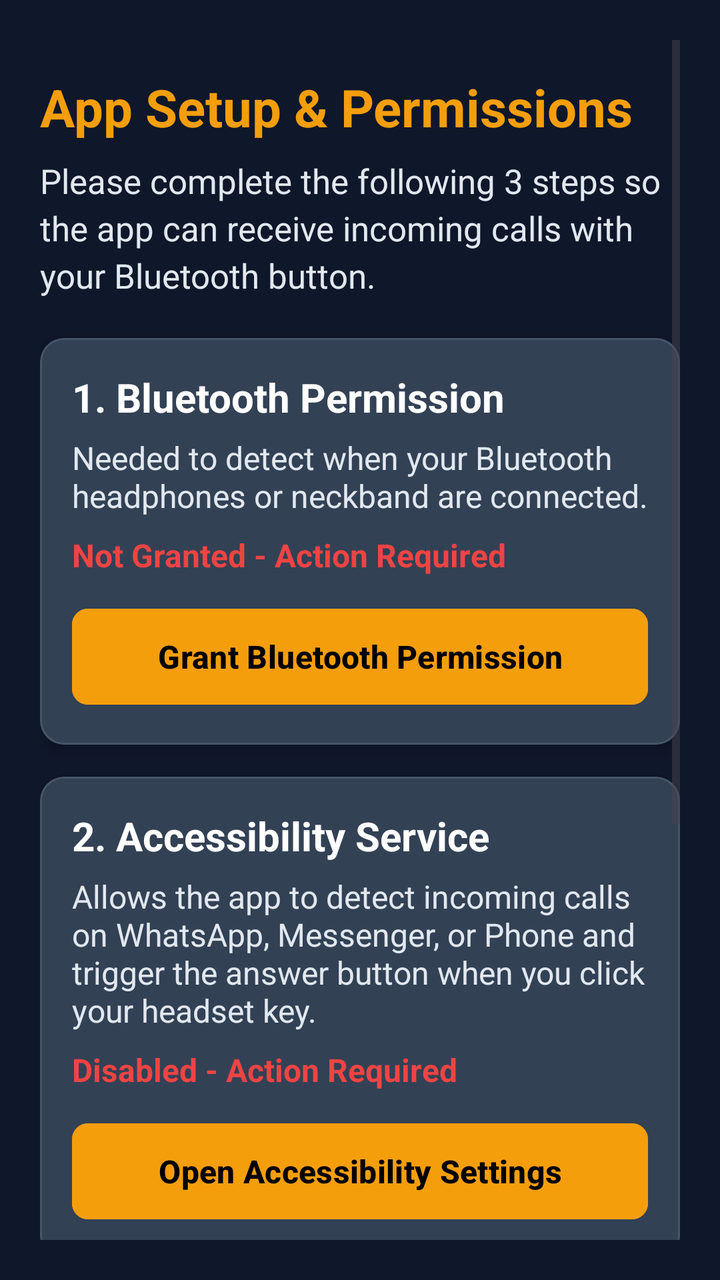
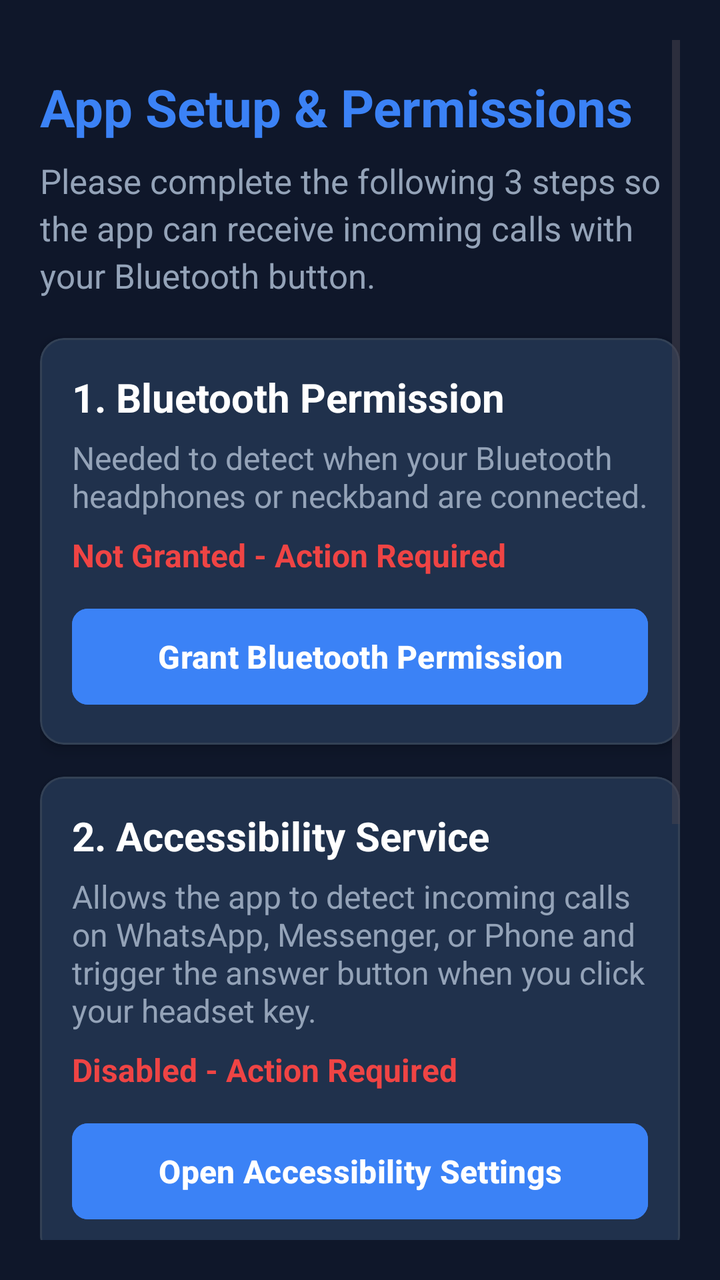

Before-and-after screenshots of an Android layout around one commit, followed by the original layout XML and the change that was made.
<!-- AndroidManifest.xml: application theme Theme.BTReceiveCall -->
<!-- res/layout/activity_onboarding.xml -->
<?xml version="1.0" encoding="utf-8"?>
<ScrollView xmlns:android="http://schemas.android.com/apk/res/android"
    xmlns:app="http://schemas.android.com/apk/res-auto"
    xmlns:tools="http://schemas.android.com/tools"
    android:layout_width="match_parent"
    android:layout_height="match_parent"
    android:background="@color/primary_dark"
    android:fillViewport="true"
    android:padding="20dp">

    <LinearLayout
        android:layout_width="match_parent"
        android:layout_height="wrap_content"
        android:orientation="vertical">

        
        <TextView
            android:id="@+id/tvTitleOnboarding"
            android:layout_width="match_parent"
            android:layout_height="wrap_content"
            android:layout_marginTop="16dp"
            android:text="@string/title_onboarding"
            android:textColor="@color/accent_gold"
            android:textSize="26sp"
            android:textStyle="bold"
            android:focusable="true"
            android:accessibilityHeading="true" />

        
        <TextView
            android:id="@+id/tvSubtitleOnboarding"
            android:layout_width="match_parent"
            android:layout_height="wrap_content"
            android:layout_marginTop="8dp"
            android:layout_marginBottom="20dp"
            android:text="@string/subtitle_onboarding"
            android:textColor="@color/text_secondary"
            android:textSize="17sp"
            android:lineSpacingExtra="4dp"
            android:focusable="true" />

        
        <com.google.android.material.card.MaterialCardView
            android:layout_width="match_parent"
            android:layout_height="wrap_content"
            android:layout_marginBottom="16dp"
            app:cardBackgroundColor="@color/card_background"
            app:cardCornerRadius="12dp"
            app:cardElevation="4dp"
            app:strokeColor="@color/divider_color"
            app:strokeWidth="1dp">

            <LinearLayout
                android:layout_width="match_parent"
                android:layout_height="wrap_content"
                android:orientation="vertical"
                android:padding="16dp">

                <TextView
                    android:id="@+id/tvBtTitle"
                    android:layout_width="match_parent"
                    android:layout_height="wrap_content"
                    android:text="@string/perm_bt_title"
                    android:textColor="@color/text_primary"
                    android:textSize="20sp"
                    android:textStyle="bold"
                    android:focusable="true" />

                <TextView
                    android:id="@+id/tvBtDesc"
                    android:layout_width="match_parent"
                    android:layout_height="wrap_content"
                    android:layout_marginTop="6dp"
                    android:text="@string/perm_bt_desc"
                    android:textColor="@color/text_secondary"
                    android:textSize="16sp"
                    android:focusable="true" />

                <TextView
                    android:id="@+id/tvBtStatus"
                    android:layout_width="match_parent"
                    android:layout_height="wrap_content"
                    android:layout_marginTop="8dp"
                    android:text="@string/status_not_granted"
                    android:textColor="@color/status_red"
                    android:textSize="16sp"
                    android:textStyle="bold"
                    android:focusable="true" />

                <com.google.android.material.button.MaterialButton
                    android:id="@+id/btnGrantBt"
                    android:layout_width="match_parent"
                    android:layout_height="56dp"
                    android:layout_marginTop="12dp"
                    android:backgroundTint="@color/accent_gold"
                    android:text="@string/perm_bt_grant_btn"
                    android:textColor="@color/black"
                    android:textSize="16sp"
                    android:textStyle="bold"
                    app:cornerRadius="8dp" />

            </LinearLayout>
        </com.google.android.material.card.MaterialCardView>

        
        <com.google.android.material.card.MaterialCardView
            android:layout_width="match_parent"
            android:layout_height="wrap_content"
            android:layout_marginBottom="16dp"
            app:cardBackgroundColor="@color/card_background"
            app:cardCornerRadius="12dp"
            app:cardElevation="4dp"
            app:strokeColor="@color/divider_color"
            app:strokeWidth="1dp">

            <LinearLayout
                android:layout_width="match_parent"
                android:layout_height="wrap_content"
                android:orientation="vertical"
                android:padding="16dp">

                <TextView
                    android:id="@+id/tvAccTitle"
                    android:layout_width="match_parent"
                    android:layout_height="wrap_content"
                    android:text="@string/perm_acc_title"
                    android:textColor="@color/text_primary"
                    android:textSize="20sp"
                    android:textStyle="bold"
                    android:focusable="true" />

                <TextView
                    android:id="@+id/tvAccDesc"
                    android:layout_width="match_parent"
                    android:layout_height="wrap_content"
                    android:layout_marginTop="6dp"
                    android:text="@string/perm_acc_desc"
                    android:textColor="@color/text_secondary"
                    android:textSize="16sp"
                    android:focusable="true" />

                <TextView
                    android:id="@+id/tvAccStatus"
                    android:layout_width="match_parent"
                    android:layout_height="wrap_content"
                    android:layout_marginTop="8dp"
                    android:text="@string/status_disabled"
                    android:textColor="@color/status_red"
                    android:textSize="16sp"
                    android:textStyle="bold"
                    android:focusable="true" />

                <com.google.android.material.button.MaterialButton
                    android:id="@+id/btnGrantAcc"
                    android:layout_width="match_parent"
                    android:layout_height="56dp"
                    android:layout_marginTop="12dp"
                    android:backgroundTint="@color/accent_gold"
                    android:text="@string/perm_acc_grant_btn"
                    android:textColor="@color/black"
                    android:textSize="16sp"
                    android:textStyle="bold"
                    app:cornerRadius="8dp" />

            </LinearLayout>
        </com.google.android.material.card.MaterialCardView>

        
        <com.google.android.material.card.MaterialCardView
            android:layout_width="match_parent"
            android:layout_height="wrap_content"
            android:layout_marginBottom="24dp"
            app:cardBackgroundColor="@color/card_background"
            app:cardCornerRadius="12dp"
            app:cardElevation="4dp"
            app:strokeColor="@color/divider_color"
            app:strokeWidth="1dp">

            <LinearLayout
                android:layout_width="match_parent"
                android:layout_height="wrap_content"
                android:orientation="vertical"
                android:padding="16dp">

                <TextView
                    android:id="@+id/tvBattTitle"
                    android:layout_width="match_parent"
                    android:layout_height="wrap_content"
                    android:text="@string/perm_batt_title"
                    android:textColor="@color/text_primary"
                    android:textSize="20sp"
                    android:textStyle="bold"
                    android:focusable="true" />

                <TextView
                    android:id="@+id/tvBattDesc"
                    android:layout_width="match_parent"
                    android:layout_height="wrap_content"
                    android:layout_marginTop="6dp"
                    android:text="@string/perm_batt_desc"
                    android:textColor="@color/text_secondary"
                    android:textSize="16sp"
                    android:focusable="true" />

                <TextView
                    android:id="@+id/tvBattStatus"
                    android:layout_width="match_parent"
                    android:layout_height="wrap_content"
                    android:layout_marginTop="8dp"
                    android:text="@string/status_disabled"
                    android:textColor="@color/status_red"
                    android:textSize="16sp"
                    android:textStyle="bold"
                    android:focusable="true" />

                <com.google.android.material.button.MaterialButton
                    android:id="@+id/btnGrantBatt"
                    android:layout_width="match_parent"
                    android:layout_height="56dp"
                    android:layout_marginTop="12dp"
                    android:backgroundTint="@color/accent_gold"
                    android:text="@string/perm_batt_grant_btn"
                    android:textColor="@color/black"
                    android:textSize="16sp"
                    android:textStyle="bold"
                    app:cornerRadius="8dp" />

            </LinearLayout>
        </com.google.android.material.card.MaterialCardView>

        
        <com.google.android.material.button.MaterialButton
            android:id="@+id/btnFinishSetup"
            android:layout_width="match_parent"
            android:layout_height="64dp"
            android:layout_marginBottom="24dp"
            android:backgroundTint="@color/status_green"
            android:text="@string/btn_finish_setup"
            android:textColor="@color/white"
            android:textSize="18sp"
            android:textStyle="bold"
            app:cornerRadius="12dp" />

    </LinearLayout>
</ScrollView>
<!-- resources referenced by this layout -->
<resources>
  <color name="accent_gold">#F59E0B</color>
  <color name="black">#000000</color>
  <color name="card_background">#334155</color>
  <color name="divider_color">#475569</color>
  <color name="primary_dark">#0F172A</color>
  <color name="status_green">#10B981</color>
  <color name="status_red">#EF4444</color>
  <color name="text_primary">#FFFFFF</color>
  <color name="text_secondary">#E2E8F0</color>
  <color name="white">#FFFFFF</color>
  <string name="btn_finish_setup">Finish Setup and Go to Main App</string>
  <string name="perm_acc_desc">Allows the app to detect incoming calls on WhatsApp, Messenger, or Phone and trigger the answer button when you click your headset key.</string>
  <string name="perm_acc_grant_btn">Open Accessibility Settings</string>
  <string name="perm_acc_title">2. Accessibility Service</string>
  <string name="perm_batt_desc">Prevents Android from killing the call monitoring service when your Bluetooth device is active.</string>
  <string name="perm_batt_grant_btn">Disable Battery Optimization</string>
  <string name="perm_batt_title">3. Disable Battery Optimization</string>
  <string name="perm_bt_desc">Needed to detect when your Bluetooth headphones or neckband are connected.</string>
  <string name="perm_bt_grant_btn">Grant Bluetooth Permission</string>
  <string name="perm_bt_title">1. Bluetooth Permission</string>
  <string name="status_disabled">Disabled - Action Required</string>
  <string name="status_not_granted">Not Granted - Action Required</string>
  <string name="subtitle_onboarding">Please complete the following 3 steps so the app can receive incoming calls with your Bluetooth button.</string>
  <string name="title_onboarding">App Setup &amp; Permissions</string>
  <style name="Theme.BTReceiveCall" parent="Theme.Material3.DayNight.NoActionBar">
          
          <item name="colorPrimary">@color/accent_gold</item>
          <item name="colorOnPrimary">@color/black</item>
          <item name="colorPrimaryContainer">@color/card_background</item>
          <item name="colorOnPrimaryContainer">@color/text_primary</item>
  
          
          <item name="colorSecondary">@color/status_green</item>
          <item name="colorOnSecondary">@color/white</item>
  
          
          <item name="android:colorBackground">@color/primary_dark</item>
          <item name="colorSurface">@color/surface_dark</item>
          <item name="colorOnSurface">@color/text_primary</item>
  
          
          <item name="android:statusBarColor">@color/primary_dark</item>
          <item name="android:windowLightStatusBar">false</item>
      </style>
  <color name="surface_dark">#1E293B</color>
</resources>

<!-- the commit's change to res/layout/activity_onboarding.xml (unified diff, before → after) -->
@@ -20,7 +20,7 @@
             android:layout_height="wrap_content"
             android:layout_marginTop="16dp"
             android:text="@string/title_onboarding"
-            android:textColor="@color/accent_gold"
+            android:textColor="@color/accent_blue"
             android:textSize="26sp"
             android:textStyle="bold"
             android:focusable="true"
@@ -92,9 +92,9 @@
                     android:layout_width="match_parent"
                     android:layout_height="56dp"
                     android:layout_marginTop="12dp"
-                    android:backgroundTint="@color/accent_gold"
+                    android:backgroundTint="@color/accent_blue"
                     android:text="@string/perm_bt_grant_btn"
-                    android:textColor="@color/black"
+                    android:textColor="@color/white"
                     android:textSize="16sp"
                     android:textStyle="bold"
                     app:cornerRadius="8dp" />
@@ -155,9 +155,9 @@
                     android:layout_width="match_parent"
                     android:layout_height="56dp"
                     android:layout_marginTop="12dp"
-                    android:backgroundTint="@color/accent_gold"
+                    android:backgroundTint="@color/accent_blue"
                     android:text="@string/perm_acc_grant_btn"
-                    android:textColor="@color/black"
+                    android:textColor="@color/white"
                     android:textSize="16sp"
                     android:textStyle="bold"
                     app:cornerRadius="8dp" />
@@ -218,9 +218,9 @@
                     android:layout_width="match_parent"
                     android:layout_height="56dp"
                     android:layout_marginTop="12dp"
-                    android:backgroundTint="@color/accent_gold"
+                    android:backgroundTint="@color/accent_blue"
                     android:text="@string/perm_batt_grant_btn"
-                    android:textColor="@color/black"
+                    android:textColor="@color/white"
                     android:textSize="16sp"
                     android:textStyle="bold"
                     app:cornerRadius="8dp" />
<!-- resource entries referenced after the edit -->
@@ -1,14 +1,13 @@
 <!-- resources referenced by this layout -->
 <resources>
-  <color name="accent_gold">#F59E0B</color>
-  <color name="black">#000000</color>
-  <color name="card_background">#334155</color>
-  <color name="divider_color">#475569</color>
+  <color name="accent_blue">#3B82F6</color>
+  <color name="card_background">#1E293B</color>
+  <color name="divider_color">#334155</color>
   <color name="primary_dark">#0F172A</color>
   <color name="status_green">#10B981</color>
   <color name="status_red">#EF4444</color>
   <color name="text_primary">#FFFFFF</color>
-  <color name="text_secondary">#E2E8F0</color>
+  <color name="text_secondary">#94A3B8</color>
   <color name="white">#FFFFFF</color>
   <string name="btn_finish_setup">Finish Setup and Go to Main App</string>
   <string name="perm_acc_desc">Allows the app to detect incoming calls on WhatsApp, Messenger, or Phone and trigger the answer button when you click your headset key.</string>
@@ -26,8 +25,8 @@
   <string name="title_onboarding">App Setup &amp; Permissions</string>
   <style name="Theme.BTReceiveCall" parent="Theme.Material3.DayNight.NoActionBar">
           
-          <item name="colorPrimary">@color/accent_gold</item>
-          <item name="colorOnPrimary">@color/black</item>
+          <item name="colorPrimary">@color/accent_blue</item>
+          <item name="colorOnPrimary">@color/white</item>
           <item name="colorPrimaryContainer">@color/card_background</item>
           <item name="colorOnPrimaryContainer">@color/text_primary</item>
   
